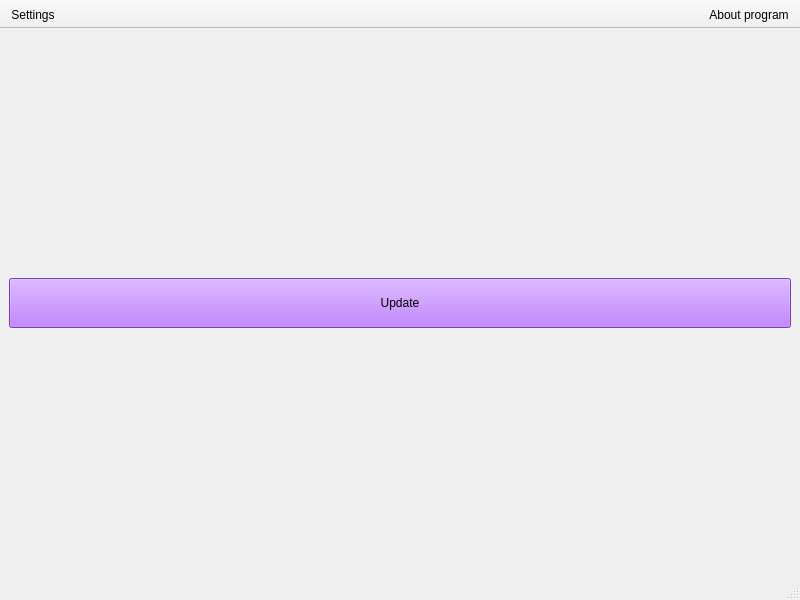
SSemenkin/AlarmBox, file src/mainwindow.ui: the form before one commit.
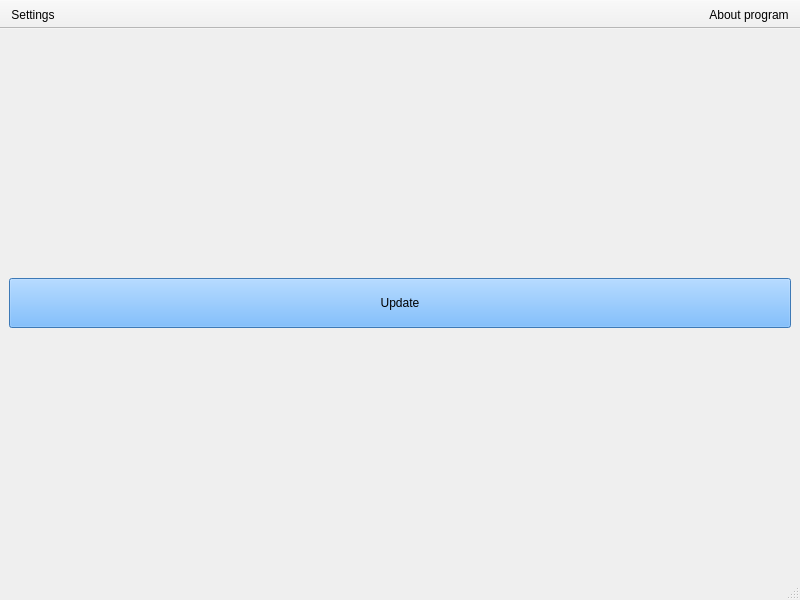
The form after the commit. Icons and pictures are not drawn.

Diff of the .ui file:
```diff
--- a/src/mainwindow.ui
+++ b/src/mainwindow.ui
@@ -31,7 +31,8 @@
        </size>
       </property>
       <property name="styleSheet">
-       <string notr="true">background-color: rgb(170, 85, 255);</string>
+       <string notr="true">background-color: rgb(85, 170, 255);
+color:black;</string>
       </property>
       <property name="text">
        <string>Update</string>
```
Left out of the diff: 4 changed lines with no effect on the pictures.
